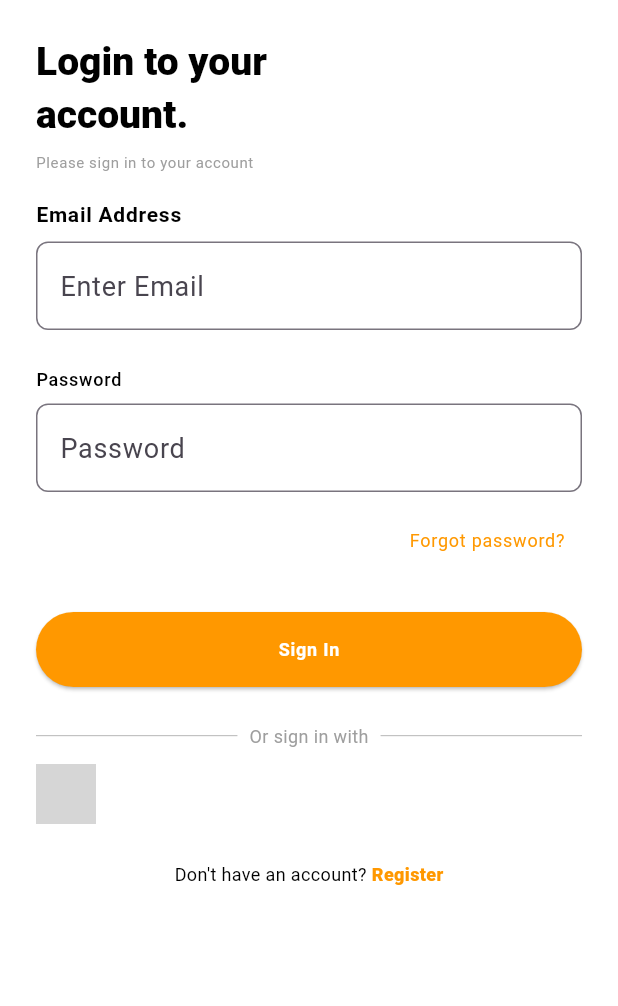
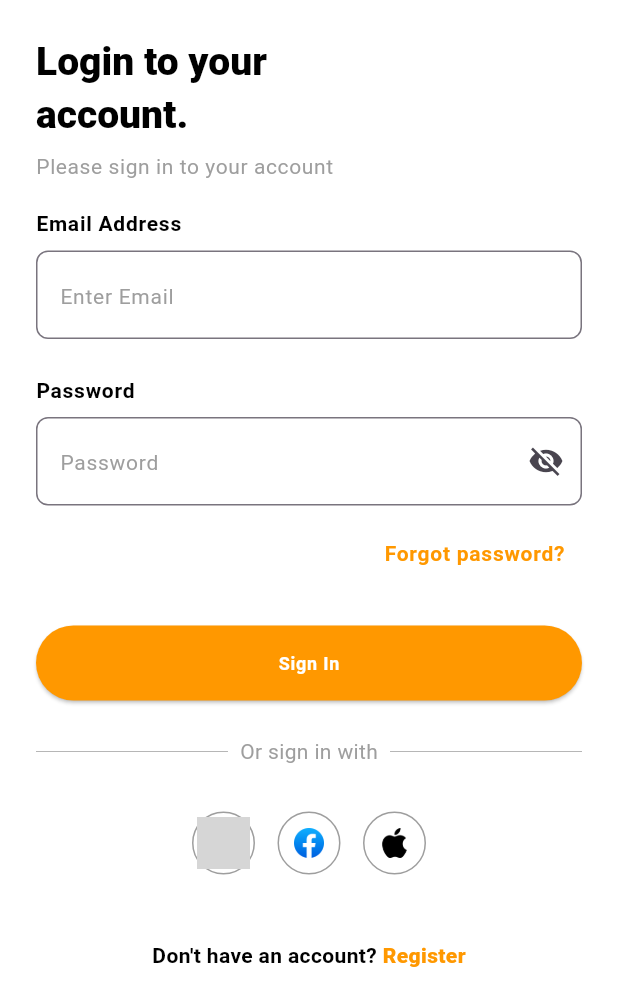
Before and after one commit to newtonkim/SnapBite, a Flutter app: the LoginScreen screen opened by its route, on a phone screen of 412 x 824 dp. Shown: the top 1006 px of the screen. Run offline on Flutter 3.47's test engine with Material 3 defaults, Android fonts, the phone set to English and light mode, and no system bars; our stand-ins replace google_fonts, shared_preferences; accounts and stored records are empty; grey boxes are pictures that could not be loaded.

Commit message:
finalized login UI

```diff
--- a/lib/screens/login_screen.dart
+++ b/lib/screens/login_screen.dart
@@ -1,7 +1,14 @@
 import 'package:flutter/material.dart';
 
-class LoginScreen extends StatelessWidget {
+class LoginScreen extends StatefulWidget {
   const LoginScreen({super.key});
+
+  @override
+  State<LoginScreen> createState() => _LoginScreenState();
+}
+
+class _LoginScreenState extends State<LoginScreen> {
+  bool _obscureText = true;
 
   @override
   Widget build(BuildContext context) {
@@ -34,7 +41,7 @@ class LoginScreen extends StatelessWidget {
               'Please sign in to your account',
               style: theme.textTheme.bodySmall?.copyWith(
                 color: Colors.grey,
-                fontSize: 10,
+                fontSize: 14,
               ),
             ),
             const SizedBox(height: 18),
@@ -50,30 +57,54 @@ class LoginScreen extends StatelessWidget {
             TextField(
               decoration: InputDecoration(
                 hintText: 'Enter Email',
+                hintStyle: TextStyle(
+                  color: Colors.grey,
+                  fontWeight: FontWeight.w400,
+                  fontSize: 14,
+                ),
                 border: OutlineInputBorder(
                   borderRadius: BorderRadius.circular(8),
                 ),
               ),
             ),
+
+
             const SizedBox(height: 24),
             Text(
               'Password',
               style: theme.textTheme.labelSmall?.copyWith(
                 color: Colors.black,
-                fontWeight: FontWeight.w500,
-                fontSize: 12,
+                fontWeight: FontWeight.w600,
+                fontSize: 14,
               ),
             ),
             const SizedBox(height: 8),
               TextField(
-              obscureText: true,
+                obscureText: _obscureText,
                 decoration: InputDecoration(
                   hintText: 'Password',
+                  hintStyle: TextStyle(
+                    color: Colors.grey,
+                    fontWeight: FontWeight.w400,
+                    fontSize: 14,
+                  ),
                   border: OutlineInputBorder(
                     borderRadius: BorderRadius.circular(8),
                   ),
+                  suffixIcon: IconButton(
+                    icon: Icon(
+                      _obscureText ? Icons.visibility_off : Icons.visibility,
+                    ),
+                    onPressed: () {
+                      setState(() {
+                        _obscureText = !_obscureText;
+                      });
+                    },
                   ),
                 ),
+              ),
+
+
             const SizedBox(height: 8),
             Align(
               alignment: Alignment.centerRight,
@@ -83,8 +114,8 @@ class LoginScreen extends StatelessWidget {
                   'Forgot password?',
                   style: theme.textTheme.labelSmall?.copyWith(
                     color: Colors.orange,
-                    fontWeight: FontWeight.w400,
-                    fontSize: 12,
+                    fontWeight: FontWeight.w600,
+                    fontSize: 14,
                   ),
                 ),
               ),
@@ -122,7 +153,7 @@ class LoginScreen extends StatelessWidget {
                       style: theme.textTheme.bodyMedium?.copyWith(
                         color: Colors.grey,
                         fontWeight: FontWeight.w400,
-                        fontSize: 12,
+                        fontSize: 14,
                       ),
                     ),
                   ),
@@ -130,25 +161,68 @@ class LoginScreen extends StatelessWidget {
                 ],
               ),
             ),
-            const SizedBox(height: 10),
+            const SizedBox(height: 30),
             Row(
-              // mainAxisAlignment: MainAxisAlignment.center,
+              mainAxisAlignment: MainAxisAlignment.center,
               children: [
-                Image.asset(
+                Container(
+                  width: 42, // 2 * radius + 2 * borderWidth (20*2 + 1*2)
+                  height: 42,
+                  decoration: BoxDecoration(
+                    color: Colors.white.withOpacity(0.5),
+                    shape: BoxShape.circle,
+                    border: Border.all(color: Colors.grey, width: 1.0),
+                  ),
+                  child: Center(
+                    child: Image.asset(
                       'assets/images/google_my_choice.png',
-                  height: 40,
-                  width: 40,
+                      height: 35,
+                      width: 35,
+                      fit: BoxFit.contain,
                     ),
-                const SizedBox(width: 10),
-                // Image.asset(
-                //   'assets/images/facebook.png',
-                //   height: 40,
-                //   width: 40,
-                // ),
+                  ),
+                ),
+                const SizedBox(width: 15),
+                Container(
+                  width: 42, // 2 * radius + 2 * borderWidth (20*2 + 1*2)
+                  height: 42,
+                  decoration: BoxDecoration(
+                    color: Colors.white.withOpacity(0.5),
+                    shape: BoxShape.circle,
+                    border: Border.all(color: Colors.grey, width: 1.0),
+                  ),
+                  child: Center(
+                    child: Image.asset(
+                      'assets/images/facebook_logo.png',
+                      height: 20,
+                      width: 20,
+                      fit: BoxFit.contain,
+                    ),
+                  ),
+                ),
+
+                const SizedBox(width: 15),
+                Container(
+                  width: 42, // 2 * radius + 2 * borderWidth (20*2 + 1*2)
+                  height: 42,
+                  decoration: BoxDecoration(
+                    color: Colors.white.withOpacity(0.5),
+                    shape: BoxShape.circle,
+                    border: Border.all(color: Colors.grey, width: 1.0),
+                  ),
+                  child: Center(
+                    child: Image.asset(
+                      'assets/images/apple_logo.png',
+                      height: 20,
+                      width: 20,
+                      fit: BoxFit.contain,
+                    ),
+                  ),
+                ),
               ],
             ),
 
-            const SizedBox(height: 10),
+            const SizedBox(height: 30),
             Center(
               child: TextButton(
                 onPressed: () {},
@@ -157,8 +231,8 @@ class LoginScreen extends StatelessWidget {
                     text: "Don't have an account? ",
                     style: theme.textTheme.bodyMedium?.copyWith(
                       color: Colors.black,
-                      fontWeight: FontWeight.w400,
-                      fontSize: 12,
+                      fontWeight: FontWeight.w600,
+                      fontSize: 14,
                     ),
                     children: [
                       TextSpan(
@@ -166,7 +240,7 @@ class LoginScreen extends StatelessWidget {
                         style: theme.textTheme.bodyMedium?.copyWith(
                           fontWeight: FontWeight.w800,
                           color: Colors.orange,
-                          fontSize: 12,
+                          fontSize: 14,
                         ),
                       ),
                     ],
```
Lines whose indentation alone changed are shown as unchanged.
